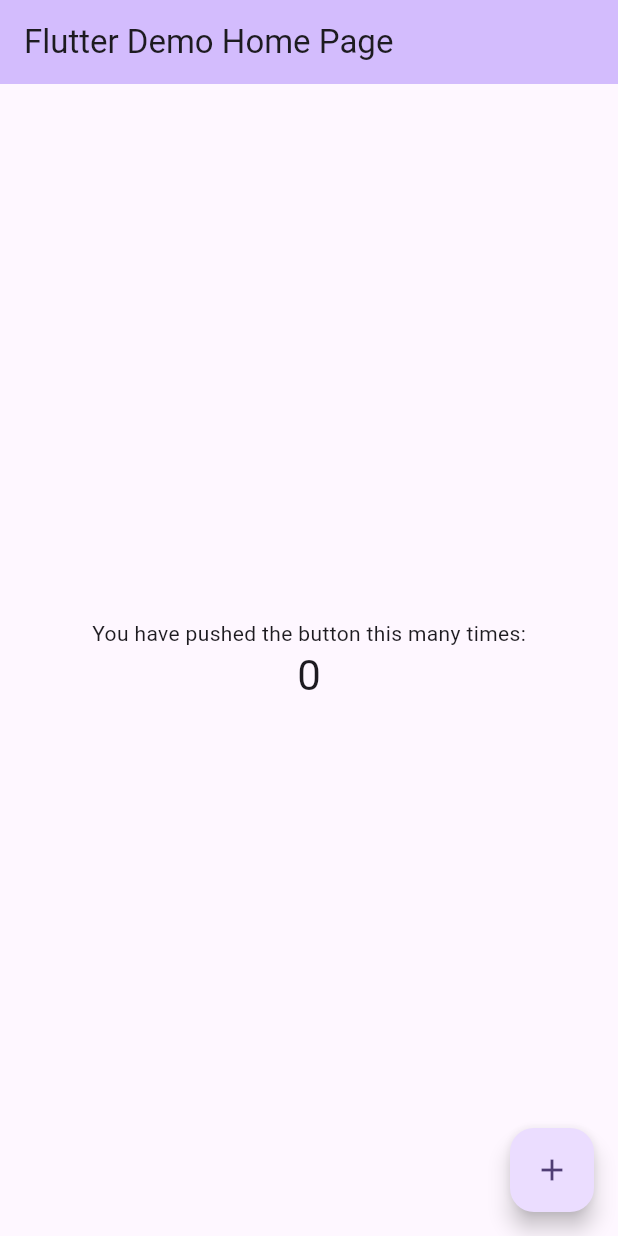
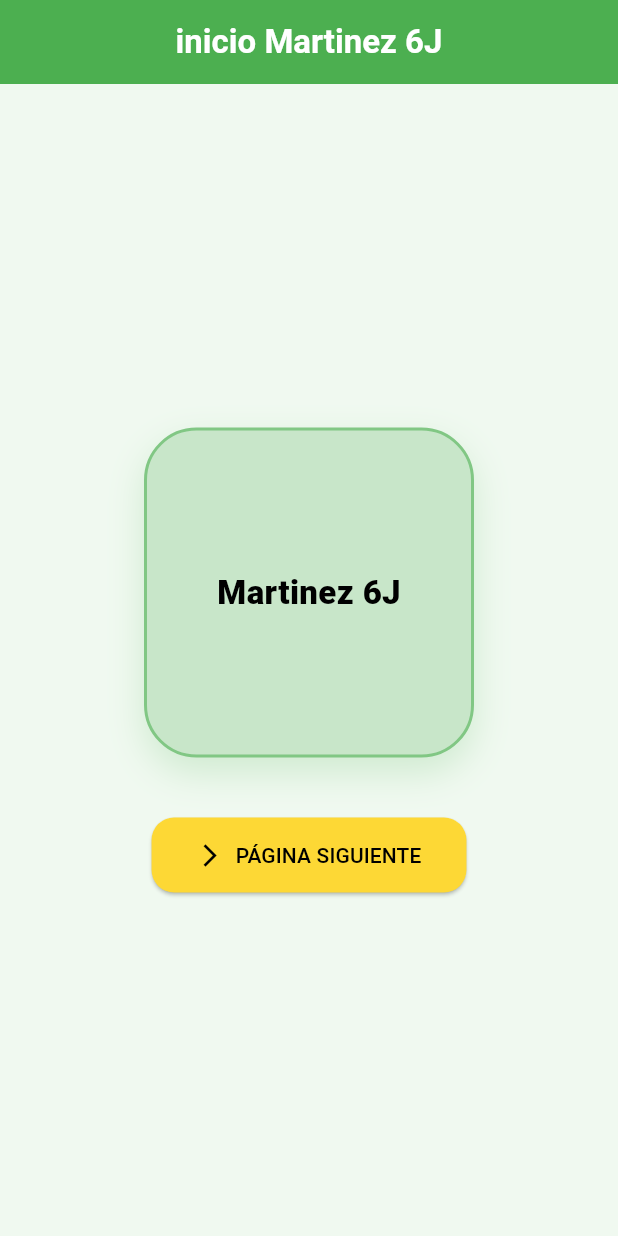
Before and after one commit to OscarinMtz/act12_3Paginas, a Flutter app: the screen it shows after launch, on a phone screen of 412 x 824 dp. Run offline on Flutter 3.47's test engine with Material 3 defaults, Android fonts, the phone set to English and light mode, and no system bars.

Commit message:
OscarinMtz/act12_3Paginas

```diff
--- a/lib/main.dart
+++ b/lib/main.dart
@@ -1,122 +1,28 @@
 import 'package:flutter/material.dart';
+import 'package:myapp/paginas/pagina1.dart';
+import 'package:myapp/paginas/pagina2.dart';
+import 'package:myapp/paginas/pagina3.dart';
+
 
 void main() {
-  runApp(const MyApp());
+  runApp(const MiAppElectro());
 }
 
-class MyApp extends StatelessWidget {
-  const MyApp({super.key});
+class MiAppElectro extends StatelessWidget {
+  const MiAppElectro({super.key});
 
-  // This widget is the root of your application.
   @override
   Widget build(BuildContext context) {
     return MaterialApp(
-      title: 'Flutter Demo',
-      theme: ThemeData(
-        // This is the theme of your application.
-        //
-        // TRY THIS: Try running your application with "flutter run". You'll see
-        // the application has a purple toolbar. Then, without quitting the app,
-        // try changing the seedColor in the colorScheme below to Colors.green
-        // and then invoke "hot reload" (save your changes or press the "hot
-        // reload" button in a Flutter-supported IDE, or press "r" if you used
-        // the command line to start the app).
-        //
-        // Notice that the counter didn't reset back to zero; the application
-        // state is not lost during the reload. To reset the state, use hot
-        // restart instead.
-        //
-        // This works for code too, not just values: Most code changes can be
-        // tested with just a hot reload.
-        colorScheme: ColorScheme.fromSeed(seedColor: Colors.deepPurple),
-      ),
-      home: const MyHomePage(title: 'Flutter Demo Home Page'),
+      debugShowCheckedModeBanner: false,
+      title: 'Martinez 6J Luxury',
+      theme: ThemeData(useMaterial3: true),
+      initialRoute: '/',
+      routes: {
+        '/': (context) => const Pagina1(),
+        '/segunda': (context) => const Pagina2(),
+        '/tercera': (context) => const Pagina3(),
+      },
     );
   }
 }
-
-class MyHomePage extends StatefulWidget {
-  const MyHomePage({super.key, required this.title});
-
-  // This widget is the home page of your application. It is stateful, meaning
-  // that it has a State object (defined below) that contains fields that affect
-  // how it looks.
-
-  // This class is the configuration for the state. It holds the values (in this
-  // case the title) provided by the parent (in this case the App widget) and
-  // used by the build method of the State. Fields in a Widget subclass are
-  // always marked "final".
-
-  final String title;
-
-  @override
-  State<MyHomePage> createState() => _MyHomePageState();
-}
-
-class _MyHomePageState extends State<MyHomePage> {
-  int _counter = 0;
-
-  void _incrementCounter() {
-    setState(() {
-      // This call to setState tells the Flutter framework that something has
-      // changed in this State, which causes it to rerun the build method below
-      // so that the display can reflect the updated values. If we changed
-      // _counter without calling setState(), then the build method would not be
-      // called again, and so nothing would appear to happen.
-      _counter++;
-    });
-  }
-
-  @override
-  Widget build(BuildContext context) {
-    // This method is rerun every time setState is called, for instance as done
-    // by the _incrementCounter method above.
-    //
-    // The Flutter framework has been optimized to make rerunning build methods
-    // fast, so that you can just rebuild anything that needs updating rather
-    // than having to individually change instances of widgets.
-    return Scaffold(
-      appBar: AppBar(
-        // TRY THIS: Try changing the color here to a specific color (to
-        // Colors.amber, perhaps?) and trigger a hot reload to see the AppBar
-        // change color while the other colors stay the same.
-        backgroundColor: Theme.of(context).colorScheme.inversePrimary,
-        // Here we take the value from the MyHomePage object that was created by
-        // the App.build method, and use it to set our appbar title.
-        title: Text(widget.title),
-      ),
-      body: Center(
-        // Center is a layout widget. It takes a single child and positions it
-        // in the middle of the parent.
-        child: Column(
-          // Column is also a layout widget. It takes a list of children and
-          // arranges them vertically. By default, it sizes itself to fit its
-          // children horizontally, and tries to be as tall as its parent.
-          //
-          // Column has various properties to control how it sizes itself and
-          // how it positions its children. Here we use mainAxisAlignment to
-          // center the children vertically; the main axis here is the vertical
-          // axis because Columns are vertical (the cross axis would be
-          // horizontal).
-          //
-          // TRY THIS: Invoke "debug painting" (choose the "Toggle Debug Paint"
-          // action in the IDE, or press "p" in the console), to see the
-          // wireframe for each widget.
-          mainAxisAlignment: MainAxisAlignment.center,
-          children: <Widget>[
-            const Text('You have pushed the button this many times:'),
-            Text(
-              '$_counter',
-              style: Theme.of(context).textTheme.headlineMedium,
-            ),
-          ],
-        ),
-      ),
-      floatingActionButton: FloatingActionButton(
-        onPressed: _incrementCounter,
-        tooltip: 'Increment',
-        child: const Icon(Icons.add),
-      ), // This trailing comma makes auto-formatting nicer for build methods.
-    );
-  }
-}
--- /dev/null
+++ b/lib/paginas/pagina1.dart
@@ -0,0 +1,60 @@
+import 'package:flutter/material.dart';
+
+class Pagina1 extends StatelessWidget {
+  const Pagina1({super.key});
+
+  @override
+  Widget build(BuildContext context) {
+    return Scaffold(
+      backgroundColor: const Color(0xFFF0F9F0), // Blanco verdoso suave
+      appBar: AppBar(
+        title: const Text("inicio Martinez 6J",
+          style: TextStyle(color: Colors.white, fontWeight: FontWeight.bold)),
+        backgroundColor: Colors.green, // AppBar Verde
+        centerTitle: true,
+        iconTheme: const IconThemeData(color: Colors.white),
+      ),
+      body: Center(
+        child: Column(
+          mainAxisAlignment: MainAxisAlignment.center,
+          children: [
+            Container(
+              width: 220,
+              height: 220,
+              decoration: BoxDecoration(
+                color: Colors.green[100], // Fondo contenedor verde claro
+                borderRadius: BorderRadius.circular(35),
+                boxShadow: [
+                  BoxShadow(
+                    color: Colors.green.withAlpha(50),
+                    blurRadius: 20,
+                    offset: const Offset(0, 10),
+                  ),
+                ],
+                border: Border.all(color: Colors.green.shade300, width: 2),
+              ),
+              child: const Center(
+                child: Text(
+                  "Martinez 6J",
+                  style: TextStyle(color: Colors.black, fontSize: 22, fontWeight: FontWeight.w900),
+                ),
+              ),
+            ),
+            const SizedBox(height: 40),
+            ElevatedButton.icon(
+              style: ElevatedButton.styleFrom(
+                backgroundColor: Colors.yellow[600], // Botón amarillo solicitado
+                foregroundColor: Colors.black,
+                padding: const EdgeInsets.symmetric(horizontal: 30, vertical: 15),
+                shape: RoundedRectangleBorder(borderRadius: BorderRadius.circular(15)),
+              ),
+              onPressed: () => Navigator.pushNamed(context, '/segunda'),
+              icon: const Icon(Icons.arrow_forward_ios, size: 18),
+              label: const Text("PÁGINA SIGUIENTE"),
+            ),
+          ],
+        ),
+      ),
+    );
+  }
+}
```
Also changed, not shown: lib/paginas/pagina2.dart (added, +49 -0 lines), lib/paginas/pagina3.dart (added, +84 -0 lines).
